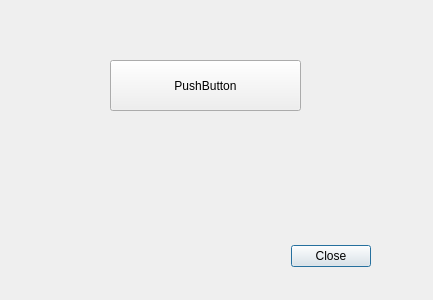
This is plugins/webradioplugin/webradiodialog.ui in qohelet/QtZeiterfassung as Qt 5 draws it before an edit. The edited form follows.
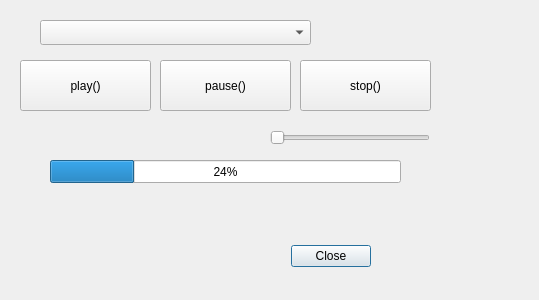
This is the edited form.

Commit message: Added comboBox to choose from webradios

Diff of the .ui file:
```diff
--- a/plugins/webradioplugin/webradiodialog.ui
+++ b/plugins/webradioplugin/webradiodialog.ui
@@ -6,7 +6,7 @@
    <rect>
     <x>0</x>
     <y>0</y>
-    <width>433</width>
+    <width>539</width>
     <height>300</height>
    </rect>
   </property>
@@ -32,14 +32,76 @@
   <widget class="QPushButton" name="pushButton">
    <property name="geometry">
     <rect>
-     <x>110</x>
+     <x>20</x>
      <y>60</y>
-     <width>191</width>
+     <width>131</width>
      <height>51</height>
     </rect>
    </property>
    <property name="text">
-    <string>PushButton</string>
+    <string>play()</string>
+   </property>
+  </widget>
+  <widget class="QProgressBar" name="progressBar">
+   <property name="geometry">
+    <rect>
+     <x>50</x>
+     <y>160</y>
+     <width>351</width>
+     <height>23</height>
+    </rect>
+   </property>
+   <property name="value">
+    <number>24</number>
+   </property>
+  </widget>
+  <widget class="QPushButton" name="pushButtonPause">
+   <property name="geometry">
+    <rect>
+     <x>160</x>
+     <y>60</y>
+     <width>131</width>
+     <height>51</height>
+    </rect>
+   </property>
+   <property name="text">
+    <string>pause()</string>
+   </property>
+  </widget>
+  <widget class="QPushButton" name="pushButtonStop">
+   <property name="geometry">
+    <rect>
+     <x>300</x>
+     <y>60</y>
+     <width>131</width>
+     <height>51</height>
+    </rect>
+   </property>
+   <property name="text">
+    <string>stop()</string>
+   </property>
+  </widget>
+  <widget class="QSlider" name="horizontalSlider">
+   <property name="geometry">
+    <rect>
+     <x>270</x>
+     <y>130</y>
+     <width>160</width>
+     <height>16</height>
+    </rect>
+   </property>
+   <property name="orientation">
+    <enum>Qt::Horizontal</enum>
+   </property>
+  </widget>
+  <widget class="QComboBox" name="comboBox">
+   <property name="geometry">
+    <rect>
+     <x>40</x>
+     <y>20</y>
+     <width>271</width>
+     <height>25</height>
+    </rect>
    </property>
   </widget>
  </widget>
```
Left out of the diff: 2 changed lines with no effect on the pictures. The commit also changes 2 other files.
